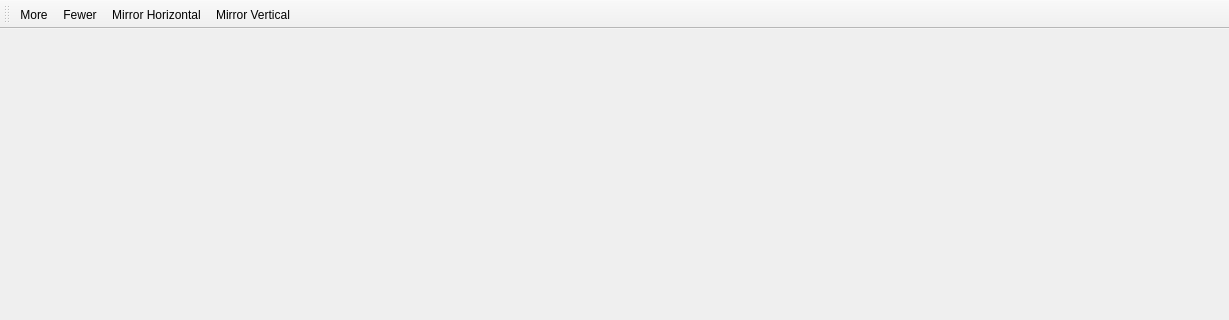
Qt form mainwindow.ui (DeanIsMe/Wavepaper_Qt) before a commit; both pictures show x 0 to 1229 and y 0 to 320 of the 1229 by 600 pixel window.
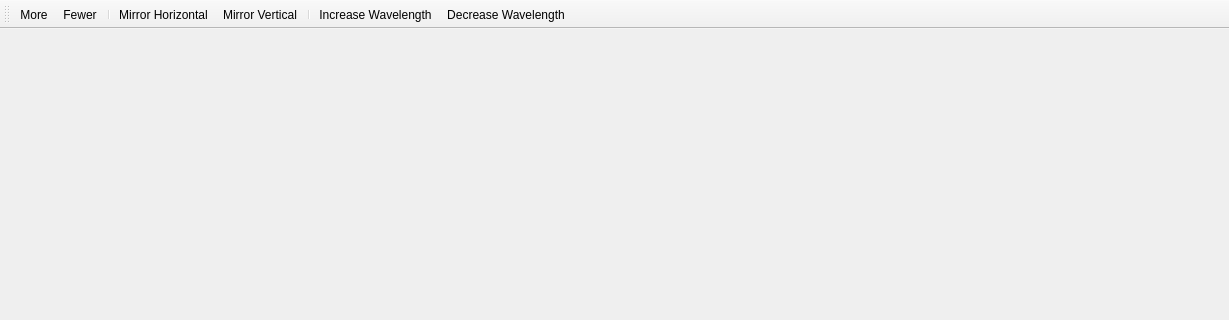
The same form after that commit. Icons and pictures are not drawn.

Commit message:
Added wavelength increase/decrease buttons
I'll make a better solution in the future

```diff
--- a/mainwindow.ui
+++ b/mainwindow.ui
@@ -39,8 +39,12 @@
    </attribute>
    <addaction name="actionMore"/>
    <addaction name="actionFewer"/>
+   <addaction name="separator"/>
    <addaction name="actionMirrorHor"/>
    <addaction name="actionMirrorVert"/>
+   <addaction name="separator"/>
+   <addaction name="actionWavelengthIncrease"/>
+   <addaction name="actionWavelengthDecrease"/>
   </widget>
   <action name="actionMore">
    <property name="icon">
@@ -98,6 +102,30 @@
     <string>Mirror the current group of emitters in the vertical direction (about the line x = 0).</string>
    </property>
   </action>
+  <action name="actionWavelengthDecrease">
+   <property name="icon">
+    <iconset resource="Resources.qrc">
+     <normaloff>:/icons/wavelengthDecrease</normaloff>:/icons/wavelengthDecrease</iconset>
+   </property>
+   <property name="text">
+    <string>Decrease Wavelength</string>
+   </property>
+   <property name="toolTip">
+    <string>Shorten the wavelength for a more variable image</string>
+   </property>
+  </action>
+  <action name="actionWavelengthIncrease">
+   <property name="icon">
+    <iconset resource="Resources.qrc">
+     <normaloff>:/icons/wavelengthIncrease</normaloff>:/icons/wavelengthIncrease</iconset>
+   </property>
+   <property name="text">
+    <string>Increase Wavelength</string>
+   </property>
+   <property name="toolTip">
+    <string>Lengthen the wavelength for a more gradual image</string>
+   </property>
+  </action>
  </widget>
  <resources>
   <include location="Resources.qrc"/>
```
Left out of the diff: 10 changed lines with no effect on the pictures. The commit also changes 8 other files.
